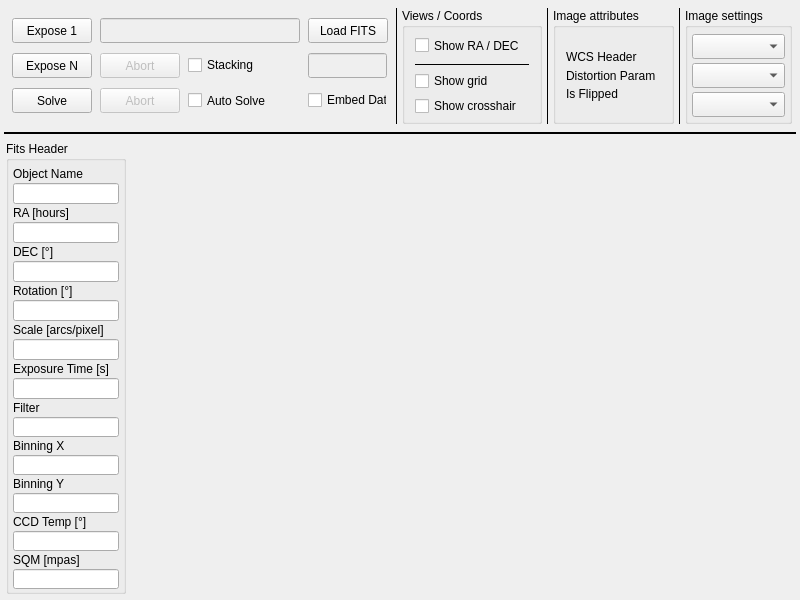
Before: the Qt Designer form mw4/gui/widgets/image.ui in mworion/MountWizzard4, drawn with Qt 5.
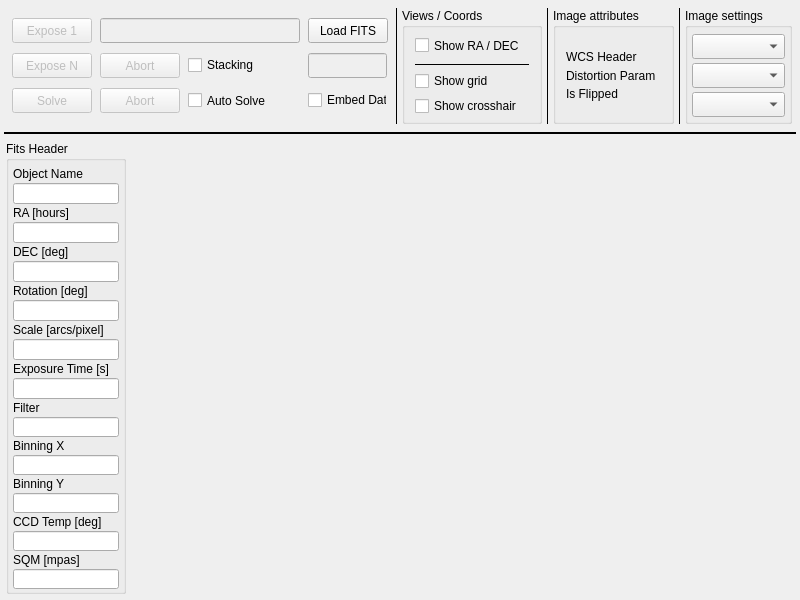
After: the same form once the commit is applied.

What changed in the file:
```diff
--- a/mw4/gui/widgets/image.ui
+++ b/mw4/gui/widgets/image.ui
@@ -91,6 +91,9 @@
        </property>
        <item row="2" column="0">
         <widget class="QPushButton" name="solve">
+         <property name="enabled">
+          <bool>false</bool>
+         </property>
          <property name="minimumSize">
           <size>
            <width>80</width>
@@ -162,6 +165,9 @@
        </item>
        <item row="1" column="0">
         <widget class="QPushButton" name="exposeN">
+         <property name="enabled">
+          <bool>false</bool>
+         </property>
          <property name="minimumSize">
           <size>
            <width>80</width>
@@ -182,6 +188,9 @@
        </item>
        <item row="0" column="0">
         <widget class="QPushButton" name="expose">
+         <property name="enabled">
+          <bool>false</bool>
+         </property>
          <property name="minimumSize">
           <size>
            <width>80</width>
@@ -587,7 +596,7 @@
         <item>
          <widget class="QLabel" name="label_3">
           <property name="text">
-           <string>DEC [°]</string>
+           <string>DEC [deg]</string>
           </property>
          </widget>
         </item>
@@ -597,7 +606,7 @@
         <item>
          <widget class="QLabel" name="label_6">
           <property name="text">
-           <string>Rotation [°]</string>
+           <string>Rotation [deg]</string>
           </property>
          </widget>
         </item>
@@ -657,7 +666,7 @@
         <item>
          <widget class="QLabel" name="label_9">
           <property name="text">
-           <string>CCD Temp [°]</string>
+           <string>CCD Temp [deg]</string>
           </property>
          </widget>
         </item>
```
